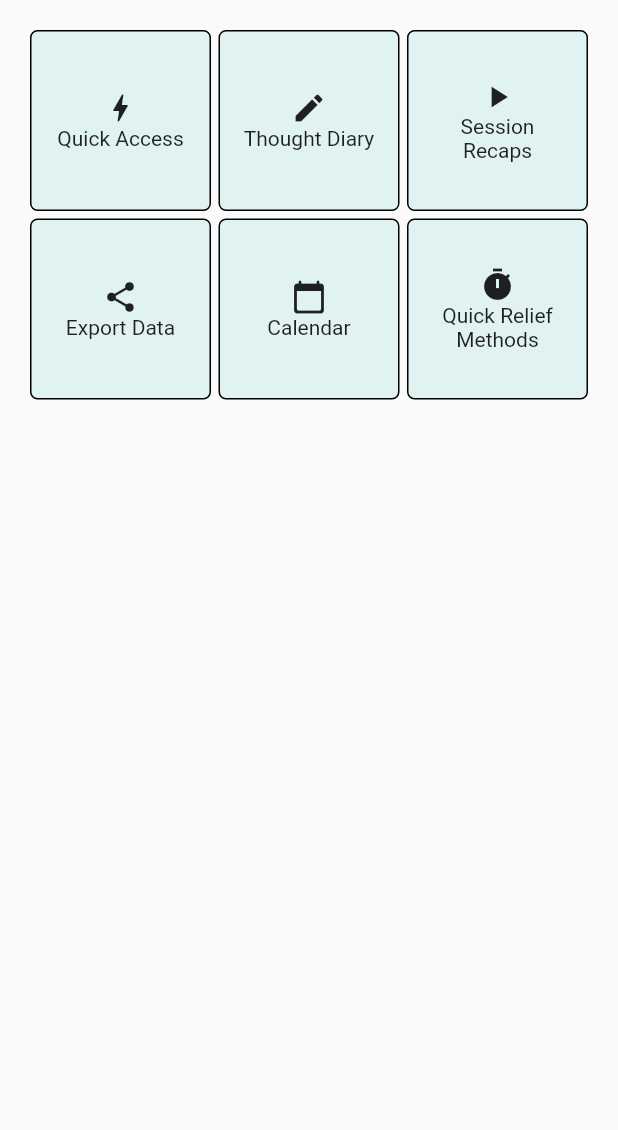
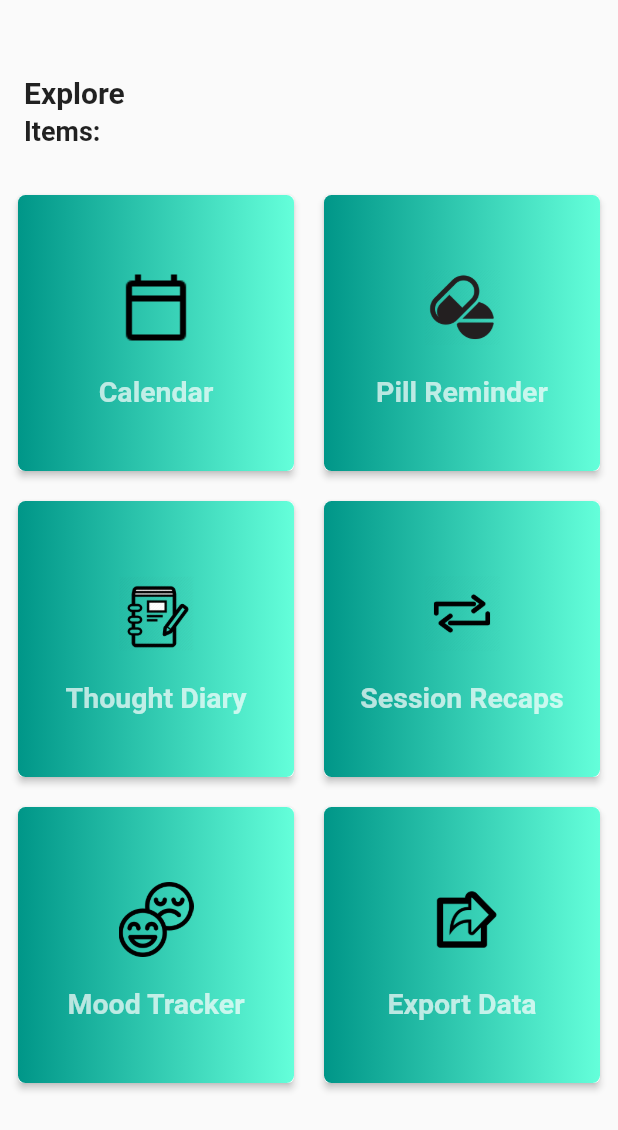
Before and after one commit to twhc20/OCD-flutter-project, a Flutter app: the ExploreScreen screen opened directly, on a phone screen of 412 x 824 dp. Shown: the top 1130 px of the screen. Run offline on Flutter 3.47's test engine with Material 2 defaults, Android fonts, the phone set to English and light mode, and no system bars; our stand-ins replace animated_text_kit, cloud_firestore, firebase_auth, firebase_core, firebase_dynamic_links, fluttertoast; accounts and stored records are empty.

Commit message:
Updated Explore UI
Added Dashboard UI to the explore page

```diff
--- a/lib/main_screens/explore_screen.dart
+++ b/lib/main_screens/explore_screen.dart
@@ -8,115 +8,232 @@ class ExploreScreen extends StatefulWidget {
 }
 
 class _ExploreScreenState extends State<ExploreScreen> {
+  // function to create dashboard cards
+  Card makeCard (String title, String img, int index){
+    return Card(
+      elevation: 2,
+      margin: const EdgeInsets.all(10),
+      child: Container(
+        decoration: BoxDecoration(
+          borderRadius: BorderRadius.circular(5),
+          gradient: const LinearGradient(
+              colors: [Colors.teal, Colors.tealAccent],
+          ),
+          boxShadow: const [
+            BoxShadow(
+              color: Colors.white10,
+              blurRadius: 3,
+              offset: Offset(2,2),
+            ),
+          ],
+        ),
+        child: InkWell(
+          onTap: (){
+            if (index == 0){
+              //1.item
+            }
+            if (index == 1){
+              //2.item
+            }
+            if (index == 2){
+              //3.item
+            }
+            if (index == 3){
+              //4.item
+            }
+            if (index == 4){
+              //5.item
+            }
+            if (index == 5){
+              //6.item
+            }
+          },
+          child: Column(
+            crossAxisAlignment: CrossAxisAlignment.stretch,
+            mainAxisSize: MainAxisSize.min,
+            verticalDirection: VerticalDirection.down,
+            children: [
+              const SizedBox(height: 50),
+              Center(
+                child: Image.asset(
+                  img,
+                  height: 50,
+                  width: 50,
+                ),
+              ),
+              const SizedBox(height: 20),
+              Center(
+                child: Text(
+                  title,
+                  style: const TextStyle(
+                      fontSize: 19,
+                      color: Colors.white70,
+                      fontWeight: FontWeight.bold),
+                ),
+              ),
+              const SizedBox(height: 10),
+            ],
+          ),
+        ),
+        ),
+      );
+  }
+
   @override
   Widget build(BuildContext context) {
     return Scaffold(
-      body: Center(
-        child: GridView.count(
-          padding: const EdgeInsets.all(20),
-          mainAxisSpacing: 5,
-          crossAxisSpacing: 5,
-          crossAxisCount: 3,
+      body: Column(
+        children: [
+          const SizedBox(height: 50),
+          Padding(
+            padding: const EdgeInsets.only(left: 16, right: 16),
+            child: Row(
+              mainAxisAlignment: MainAxisAlignment.spaceBetween,
               children: <Widget>[
-            Container(
-              decoration: BoxDecoration(
-                border: Border.all(),
-                borderRadius: const BorderRadius.all(Radius.circular(5)),
-                color: Colors.teal[50],
+                Column(
+                  crossAxisAlignment: CrossAxisAlignment.start,
+                  children: const <Widget>[
+                    Text(
+                      "Explore",
+                      style:
+                      TextStyle(fontSize: 20, fontWeight: FontWeight.bold),
                     ),
-              padding: const EdgeInsets.all(10),
-              child: Column(
-                mainAxisAlignment: MainAxisAlignment.center,
-                children: const <Widget>[
-                  Icon(Icons.bolt),
-                  Text("Quick Access",
-                  textAlign: TextAlign.center,),
+                    SizedBox(height: 4),
+                    Text(
+                      "Items:",
+                      style:
+                      TextStyle(fontSize: 18, fontWeight: FontWeight.bold),
+                    ),
+                  ],
+                ),
               ],
             ),
           ),
-            Container(
-              decoration: BoxDecoration(
-                border: Border.all(),
-                borderRadius: const BorderRadius.all(Radius.circular(5)),
-                color: Colors.teal[50],
-              ),
-              padding: const EdgeInsets.all(10),
-              child: Column(
-                mainAxisAlignment: MainAxisAlignment.center,
-                children: const <Widget>[
-                  Icon(Icons.create),
-                  Text("Thought Diary",
-                    textAlign: TextAlign.center,),
-                ],
-              ),
-            ),
-            Container(
-              decoration: BoxDecoration(
-                border: Border.all(),
-                borderRadius: const BorderRadius.all(Radius.circular(5)),
-                color: Colors.teal[50],
-              ),
-              padding: const EdgeInsets.all(10),
-              child: Column(
-                mainAxisAlignment: MainAxisAlignment.center,
-                children: const <Widget>[
-                  Icon(Icons.play_arrow),
-                  Text("Session Recaps",
-                    textAlign: TextAlign.center,),
-                ],
-              ),
-            ),
-            Container(
-              decoration: BoxDecoration(
-                border: Border.all(),
-                borderRadius: const BorderRadius.all(Radius.circular(5)),
-                color: Colors.teal[50],
-              ),
-              padding: const EdgeInsets.all(10),
-              child: Column(
-                mainAxisAlignment: MainAxisAlignment.center,
-                children: const <Widget>[
-                  Icon(Icons.share),
-                  Text("Export Data",
-                    textAlign: TextAlign.center,),
-                ],
-              ),
-            ),
-            Container(
-              decoration: BoxDecoration(
-                border: Border.all(),
-                borderRadius: const BorderRadius.all(Radius.circular(5)),
-                color: Colors.teal[50],
-              ),
-              padding: const EdgeInsets.all(10),
-              child: Column(
-                mainAxisAlignment: MainAxisAlignment.center,
-                children: const <Widget>[
-                  Icon(Icons.calendar_today_rounded),
-                  Text("Calendar",
-                    textAlign: TextAlign.center,),
-                ],
-              ),
-            ),
-            Container(
-              decoration: BoxDecoration(
-                border: Border.all(),
-                borderRadius: const BorderRadius.all(Radius.circular(5)),
-                color: Colors.teal[50],
-              ),
-              padding: const EdgeInsets.all(10),
-              child: Column(
-                mainAxisAlignment: MainAxisAlignment.center,
-                children: const <Widget>[
-                  Icon(Icons.timer),
-                  Text("Quick Relief Methods",
-                    textAlign: TextAlign.center,),
+          const SizedBox(height: 20),
+          Expanded(
+            child: GridView.count(
+              crossAxisCount: 2,
+              padding: const EdgeInsets.all(2),
+              children: [
+                makeCard("Calendar", "assets/images/calendar.png", 0),
+                makeCard("Pill Reminder", "assets/images/pill.png", 1),
+                makeCard("Thought Diary", "assets/images/thought_diary.png", 2),
+                makeCard("Session Recaps", "assets/images/recap.png", 3),
+                makeCard("Mood Tracker", "assets/images/mood.png", 4),
+                makeCard("Export Data", "assets/images/export.png", 5),
               ],
             ),
           ),
         ],
       ),
-      ),
     );
+    // return Scaffold(
+    //   body: Center(
+    //     child: GridView.count(
+    //       padding: const EdgeInsets.all(20),
+    //       mainAxisSpacing: 5,
+    //       crossAxisSpacing: 5,
+    //       crossAxisCount: 3,
+    //       children: <Widget>[
+    //         Container(
+    //           decoration: BoxDecoration(
+    //             border: Border.all(),
+    //             borderRadius: const BorderRadius.all(Radius.circular(5)),
+    //             color: Colors.teal[50],
+    //           ),
+    //           padding: const EdgeInsets.all(10),
+    //           child: Column(
+    //             mainAxisAlignment: MainAxisAlignment.center,
+    //             children: const <Widget>[
+    //               Icon(Icons.bolt),
+    //               Text("Quick Access",
+    //               textAlign: TextAlign.center,),
+    //             ],
+    //           ),
+    //         ),
+    //         Container(
+    //           decoration: BoxDecoration(
+    //             border: Border.all(),
+    //             borderRadius: const BorderRadius.all(Radius.circular(5)),
+    //             color: Colors.teal[50],
+    //           ),
+    //           padding: const EdgeInsets.all(10),
+    //           child: Column(
+    //             mainAxisAlignment: MainAxisAlignment.center,
+    //             children: const <Widget>[
+    //               Icon(Icons.create),
+    //               Text("Thought Diary",
+    //                 textAlign: TextAlign.center,),
+    //             ],
+    //           ),
+    //         ),
+    //         Container(
+    //           decoration: BoxDecoration(
+    //             border: Border.all(),
+    //             borderRadius: const BorderRadius.all(Radius.circular(5)),
+    //             color: Colors.teal[50],
+    //           ),
+    //           padding: const EdgeInsets.all(10),
+    //           child: Column(
+    //             mainAxisAlignment: MainAxisAlignment.center,
+    //             children: const <Widget>[
+    //               Icon(Icons.play_arrow),
+    //               Text("Session Recaps",
+    //                 textAlign: TextAlign.center,),
+    //             ],
+    //           ),
+    //         ),
+    //         Container(
+    //           decoration: BoxDecoration(
+    //             border: Border.all(),
+    //             borderRadius: const BorderRadius.all(Radius.circular(5)),
+    //             color: Colors.teal[50],
+    //           ),
+    //           padding: const EdgeInsets.all(10),
+    //           child: Column(
+    //             mainAxisAlignment: MainAxisAlignment.center,
+    //             children: const <Widget>[
+    //               Icon(Icons.share),
+    //               Text("Export Data",
+    //                 textAlign: TextAlign.center,),
+    //             ],
+    //           ),
+    //         ),
+    //         Container(
+    //           decoration: BoxDecoration(
+    //             border: Border.all(),
+    //             borderRadius: const BorderRadius.all(Radius.circular(5)),
+    //             color: Colors.teal[50],
+    //           ),
+    //           padding: const EdgeInsets.all(10),
+    //           child: Column(
+    //             mainAxisAlignment: MainAxisAlignment.center,
+    //             children: const <Widget>[
+    //               Icon(Icons.calendar_today_rounded),
+    //               Text("Calendar",
+    //                 textAlign: TextAlign.center,),
+    //             ],
+    //           ),
+    //         ),
+    //         Container(
+    //           decoration: BoxDecoration(
+    //             border: Border.all(),
+    //             borderRadius: const BorderRadius.all(Radius.circular(5)),
+    //             color: Colors.teal[50],
+    //           ),
+    //           padding: const EdgeInsets.all(10),
+    //           child: Column(
+    //             mainAxisAlignment: MainAxisAlignment.center,
+    //             children: const <Widget>[
+    //               Icon(Icons.timer),
+    //               Text("Quick Relief Methods",
+    //                 textAlign: TextAlign.center,),
+    //             ],
+    //           ),
+    //         ),
+    //       ],
+    //     ),
+    //   ),
+    // );
   }
 }
--- a/pubspec.yaml
+++ b/pubspec.yaml
@@ -72,9 +72,8 @@ flutter:
   uses-material-design: true
 
   # To add assets to your application, add an assets section, like this:
-  # assets:
-  #   - images/a_dot_burr.jpeg
-  #   - images/a_dot_ham.jpeg
+  assets:
+    - assets/images/
 
   # An image asset can refer to one or more resolution-specific "variants", see
   # https://flutter.dev/assets-and-images/#resolution-aware.
```
Also changed, not shown: assets/images/calendar.png (added), assets/images/export.png (added), assets/images/mood.png (added), assets/images/pill.png (added), assets/images/recap.png (added), assets/images/thought_diary.png (added), pubspec.lock. Lines whose indentation alone changed are shown as unchanged.
